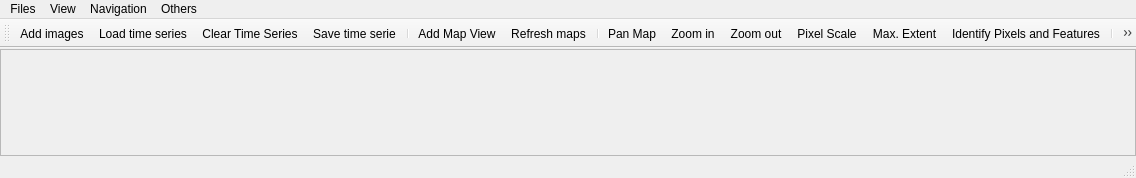
Old version of the form eotimeseriesviewer/ui/timeseriesviewer.ui in the repository jakimowb/eo-time-series-viewer.
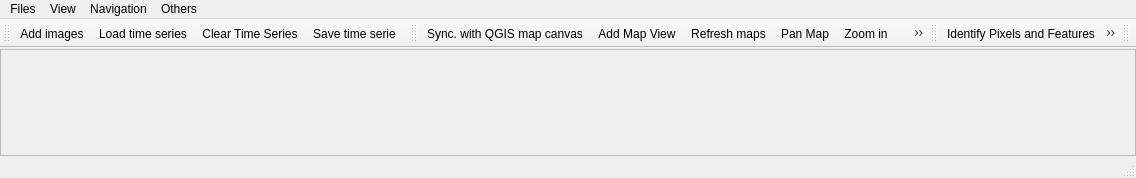
New version of the form. Icons and pictures are not drawn. Custom widgets are drawn as their Qt base class.

Commit message: many changes: added edit maptools, refactoring labeling tool

Patch:
```diff
--- a/eotimeseriesviewer/ui/timeseriesviewer.ui
+++ b/eotimeseriesviewer/ui/timeseriesviewer.ui
@@ -223,28 +223,59 @@
     <enum>TopToolBarArea</enum>
    </attribute>
    <attribute name="toolBarBreak">
-    <bool>false</bool>
+    <bool>true</bool>
    </attribute>
    <addaction name="actionAddTSD"/>
    <addaction name="actionLoadTS"/>
    <addaction name="actionClearTS"/>
    <addaction name="actionSaveTS"/>
-   <addaction name="separator"/>
+  </widget>
+  <widget class="QToolBar" name="toolBarViews">
+   <property name="windowTitle">
+    <string>toolBar_2</string>
+   </property>
+   <attribute name="toolBarArea">
+    <enum>TopToolBarArea</enum>
+   </attribute>
+   <attribute name="toolBarBreak">
+    <bool>false</bool>
+   </attribute>
+   <addaction name="optionSyncMapCenter"/>
    <addaction name="actionAddMapView"/>
    <addaction name="actionRefresh"/>
-   <addaction name="separator"/>
    <addaction name="actionPan"/>
    <addaction name="actionZoomIn"/>
    <addaction name="actionZoomOut"/>
    <addaction name="actionZoomPixelScale"/>
    <addaction name="actionZoomFullExtent"/>
+   <addaction name="optionMoveCenter"/>
+  </widget>
+  <widget class="QToolBar" name="toolBarIdentify">
+   <property name="windowTitle">
+    <string>toolBar_3</string>
+   </property>
+   <attribute name="toolBarArea">
+    <enum>TopToolBarArea</enum>
+   </attribute>
+   <attribute name="toolBarBreak">
+    <bool>false</bool>
+   </attribute>
    <addaction name="actionIdentify"/>
    <addaction name="separator"/>
    <addaction name="optionIdentifyCursorLocation"/>
    <addaction name="optionIdentifySpectralProfile"/>
    <addaction name="optionIdentifyTemporalProfile"/>
-   <addaction name="optionMoveCenter"/>
-   <addaction name="separator"/>
+  </widget>
+  <widget class="QToolBar" name="toolBarEditing">
+   <property name="windowTitle">
+    <string>toolBar_4</string>
+   </property>
+   <attribute name="toolBarArea">
+    <enum>TopToolBarArea</enum>
+   </attribute>
+   <attribute name="toolBarBreak">
+    <bool>false</bool>
+   </attribute>
   </widget>
   <action name="actionMoveCenter">
    <property name="icon">
@@ -783,6 +814,18 @@
     <string>TP</string>
    </property>
   </action>
+  <action name="optionSyncMapCenter">
+   <property name="checkable">
+    <bool>true</bool>
+   </property>
+   <property name="icon">
+    <iconset resource="resources.qrc">
+     <normaloff>:/timeseriesviewer/icons/qgsMapCenter.svg</normaloff>:/timeseriesviewer/icons/qgsMapCenter.svg</iconset>
+   </property>
+   <property name="text">
+    <string>Sync. with QGIS map canvas </string>
+   </property>
+  </action>
  </widget>
  <customwidgets>
   <customwidget>
```
Left out of the diff: 84 changed lines with no effect on the pictures. The commit also changes 16 other files.
